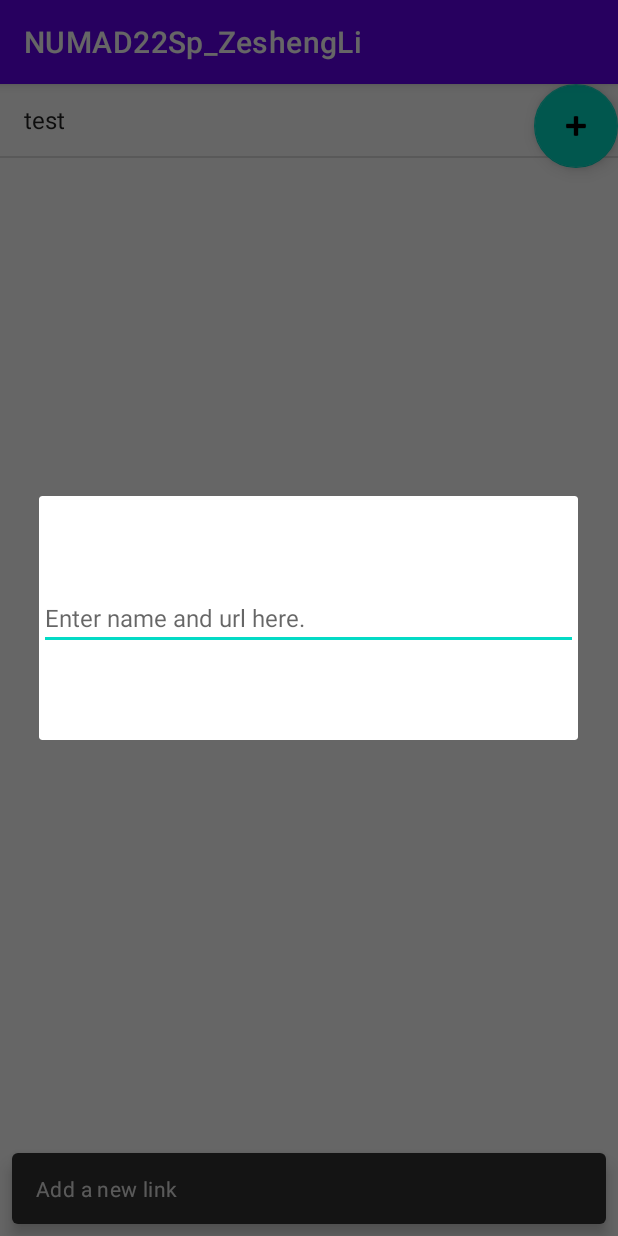
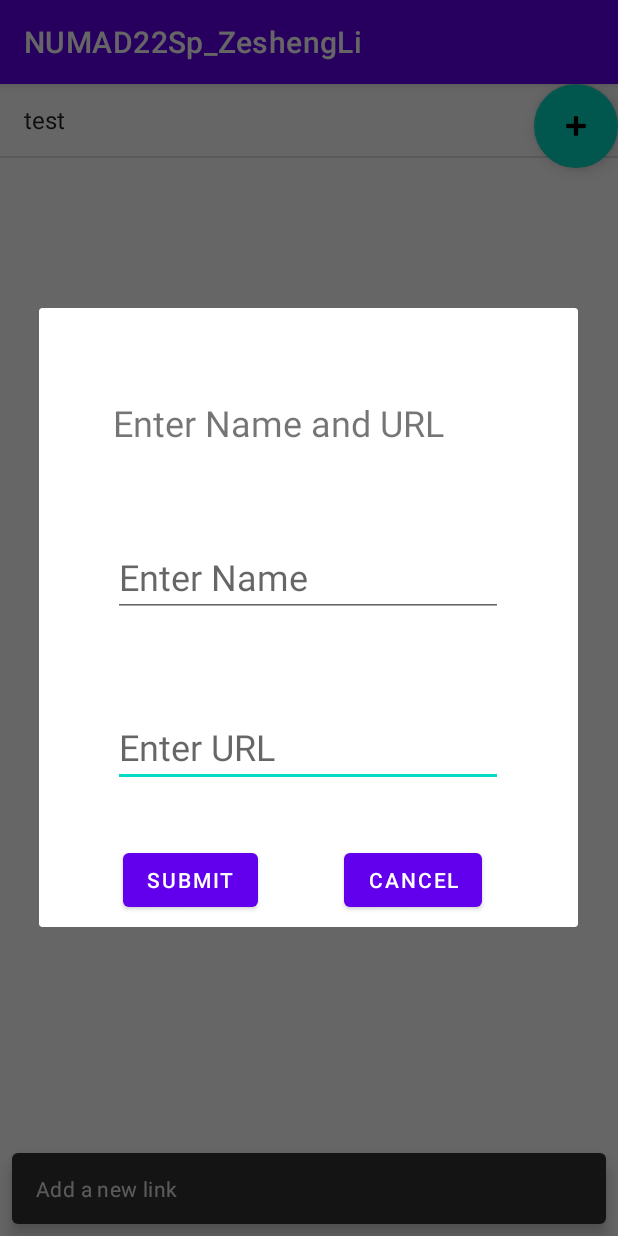
Before and after one commit to ZeitLee/CS5520_sp22, an Android app: the LinkControllerActivity screen opened directly, with no data from a screen before it, after a tap on an icon or button, on a phone screen of 412 x 824 dp. Run offline under Robolectric (Android 15) with nearby library versions, the phone set to English and light mode, and no system bars.

Commit message:
Assignment4 pop window layout setting

```diff
--- a/app/src/main/res/layout/input_url.xml
+++ b/app/src/main/res/layout/input_url.xml
@@ -1,15 +1,78 @@
 <?xml version="1.0" encoding="utf-8"?>
-<LinearLayout xmlns:android="http://schemas.android.com/apk/res/android"
+<androidx.constraintlayout.widget.ConstraintLayout xmlns:android="http://schemas.android.com/apk/res/android"
+    xmlns:app="http://schemas.android.com/apk/res-auto"
+    xmlns:tools="http://schemas.android.com/tools"
     android:layout_width="match_parent"
     android:layout_height="match_parent">
 
+    <TextView
+        android:id="@+id/prompt"
+        android:layout_width="260dp"
+        android:layout_height="wrap_content"
+        android:layout_marginVertical="60dp"
+        android:text="Enter Name and URL"
+        android:textSize="24sp"
+        app:layout_constraintBottom_toTopOf="@+id/name"
+        app:layout_constraintEnd_toEndOf="parent"
+        app:layout_constraintHorizontal_bias="0.496"
+        app:layout_constraintStart_toStartOf="parent"
+        app:layout_constraintTop_toTopOf="parent"
+        app:layout_constraintVertical_bias="1.0" />
+
+    <Button
+        android:id="@+id/cancel"
+        android:layout_width="wrap_content"
+        android:layout_height="wrap_content"
+        android:layout_marginTop="38dp"
+        android:text="Cancel"
+        app:layout_constraintBottom_toBottomOf="parent"
+        app:layout_constraintEnd_toEndOf="parent"
+        app:layout_constraintHorizontal_bias="0.761"
+        app:layout_constraintStart_toStartOf="parent"
+        app:layout_constraintTop_toBottomOf="@+id/url"
+        app:layout_constraintVertical_bias="0.0" />
+
+    <Button
+        android:id="@+id/submit"
+        android:layout_width="wrap_content"
+        android:layout_height="wrap_content"
+        android:layout_marginTop="38dp"
+        android:text="Submit"
+        app:layout_constraintBottom_toBottomOf="parent"
+        app:layout_constraintEnd_toStartOf="@+id/cancel"
+        app:layout_constraintHorizontal_bias="0.496"
+        app:layout_constraintStart_toStartOf="parent"
+        app:layout_constraintTop_toBottomOf="@+id/url"
+        app:layout_constraintVertical_bias="0.0" />
+
+    <EditText
+        android:id="@+id/url"
+        android:layout_width="260dp"
+        android:layout_height="wrap_content"
+        android:layout_marginVertical="60dp"
+        android:layout_marginTop="11dp"
+        android:hint="Enter URL"
+        android:textSize="24sp"
+        app:layout_constraintBottom_toBottomOf="parent"
+        app:layout_constraintEnd_toEndOf="parent"
+        app:layout_constraintHorizontal_bias="0.496"
+        app:layout_constraintStart_toStartOf="parent"
+        app:layout_constraintTop_toBottomOf="@+id/name"
+        app:layout_constraintVertical_bias="0.0" />
+
     <EditText
         android:id="@+id/name"
-        android:layout_width="match_parent"
+        android:layout_width="260dp"
         android:layout_height="wrap_content"
-        android:hint="Enter name and url here."
-        android:textSize="16sp"
-        android:layout_marginVertical="60dp"/>
+        android:layout_marginVertical="60dp"
+        android:hint="Enter Name"
+        android:textSize="24sp"
+        app:layout_constraintBottom_toBottomOf="parent"
+        app:layout_constraintEnd_toEndOf="parent"
+        app:layout_constraintHorizontal_bias="0.496"
+        app:layout_constraintStart_toStartOf="parent"
+        app:layout_constraintTop_toTopOf="parent"
+        app:layout_constraintVertical_bias="0.387" />
 
 
-</LinearLayout>
+</androidx.constraintlayout.widget.ConstraintLayout>
```
